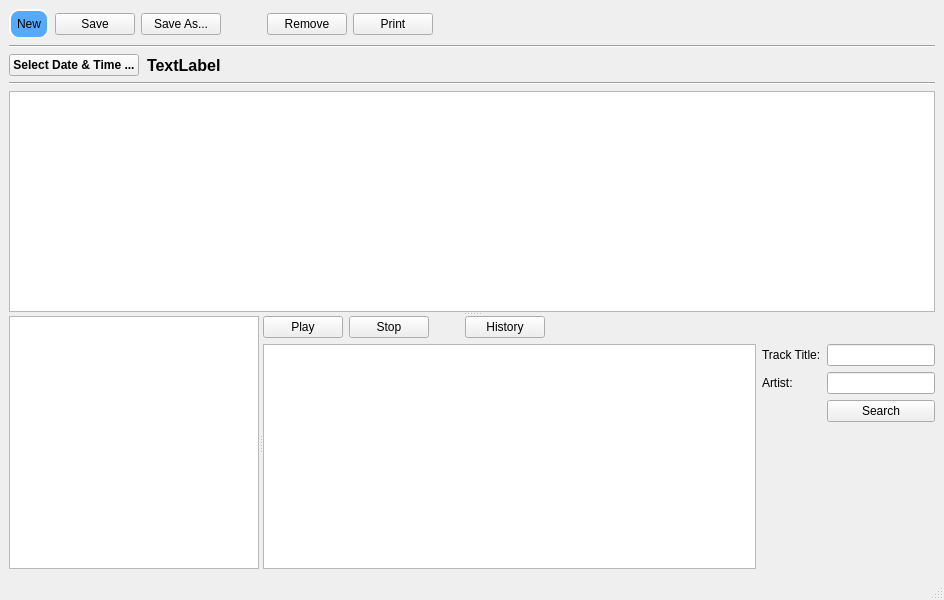
Qt form rave/sedric/mainwindow.ui (pgathogo/raven) before a commit.
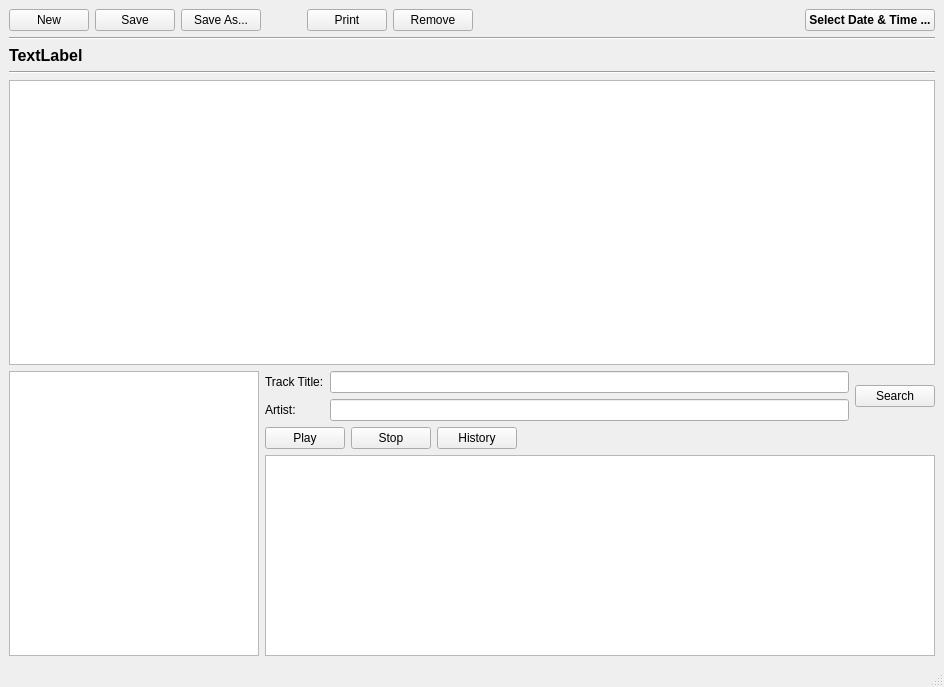
The same form after that commit.

Commit message:
Sedric: Added audio history widget.
Audio history widget shows which hours the selected track has
played in the last seven days

```diff
--- a/rave/sedric/mainwindow.ui
+++ b/rave/sedric/mainwindow.ui
@@ -7,7 +7,7 @@
     <x>0</x>
     <y>0</y>
     <width>944</width>
-    <height>600</height>
+    <height>687</height>
    </rect>
   </property>
   <property name="windowTitle">
@@ -19,15 +19,6 @@
      <layout class="QHBoxLayout" name="horizontalLayout_2">
       <item>
        <widget class="QPushButton" name="btnNew">
-        <property name="styleSheet">
-         <string notr="true">background-color: rgb(85, 170, 255);
-border-style: outset;
-border-width: 2px;
-border-radius: 10px;
-border-color: beige;
-min-width: 6em;
-padding: 6px;</string>
-        </property>
         <property name="text">
          <string>New</string>
         </property>
@@ -63,13 +54,6 @@
         </property>
        </spacer>
       </item>
-      <item>
-       <widget class="QPushButton" name="btnRemove">
-        <property name="text">
-         <string>Remove</string>
-        </property>
-       </widget>
-      </item>
       <item>
        <widget class="QPushButton" name="btnPrint">
         <property name="text">
@@ -77,6 +61,13 @@
         </property>
        </widget>
       </item>
+      <item>
+       <widget class="QPushButton" name="btnRemove">
+        <property name="text">
+         <string>Remove</string>
+        </property>
+       </widget>
+      </item>
       <item>
        <layout class="QHBoxLayout" name="hlHour"/>
       </item>
@@ -93,6 +84,19 @@
         </property>
        </spacer>
       </item>
+      <item>
+       <widget class="QPushButton" name="btnDateTimeSelector">
+        <property name="font">
+         <font>
+          <weight>75</weight>
+          <bold>true</bold>
+         </font>
+        </property>
+        <property name="text">
+         <string>Select Date &amp;&amp; Time ...</string>
+        </property>
+       </widget>
+      </item>
      </layout>
     </item>
     <item>
@@ -103,26 +107,13 @@
      </widget>
     </item>
     <item>
-     <layout class="QHBoxLayout" name="horizontalLayout" stretch="0,1">
+     <layout class="QHBoxLayout" name="horizontalLayout" stretch="1">
       <property name="spacing">
        <number>8</number>
       </property>
       <property name="rightMargin">
        <number>0</number>
       </property>
-      <item>
-       <widget class="QPushButton" name="btnDateTimeSelector">
-        <property name="font">
-         <font>
-          <weight>75</weight>
-          <bold>true</bold>
-         </font>
-        </property>
-        <property name="text">
-         <string>Select Date &amp;&amp; Time ...</string>
-        </property>
-       </widget>
-      </item>
       <item>
        <widget class="QLabel" name="lblDateTime">
         <property name="font">
@@ -147,10 +138,6 @@
      </widget>
     </item>
     <item>
-     <widget class="QSplitter" name="splitter_2">
-      <property name="orientation">
-       <enum>Qt::Vertical</enum>
-      </property>
       <widget class="QTableView" name="tvSchedule">
        <property name="editTriggers">
         <set>QAbstractItemView::NoEditTriggers</set>
@@ -159,10 +146,10 @@
         <enum>QAbstractItemView::SelectRows</enum>
        </property>
       </widget>
-      <widget class="QSplitter" name="splitter">
-       <property name="orientation">
-        <enum>Qt::Horizontal</enum>
-       </property>
+    </item>
+    <item>
+     <layout class="QHBoxLayout" name="horizontalLayout_6">
+      <item>
        <widget class="QTreeView" name="tvFolders">
         <property name="maximumSize">
          <size>
@@ -174,112 +161,13 @@
          <set>QAbstractItemView::NoEditTriggers</set>
         </property>
        </widget>
-       <widget class="QWidget" name="layoutWidget">
+      </item>
+      <item>
         <layout class="QVBoxLayout" name="verticalLayout">
          <item>
           <layout class="QHBoxLayout" name="horizontalLayout_3">
            <item>
-            <widget class="QPushButton" name="btnPlay">
-             <property name="text">
-              <string>Play</string>
-             </property>
-            </widget>
-           </item>
-           <item>
-            <widget class="QPushButton" name="btnStop">
-             <property name="text">
-              <string>Stop</string>
-             </property>
-            </widget>
-           </item>
-           <item>
-            <spacer name="horizontalSpacer_4">
-             <property name="orientation">
-              <enum>Qt::Horizontal</enum>
-             </property>
-             <property name="sizeType">
-              <enum>QSizePolicy::Fixed</enum>
-             </property>
-             <property name="sizeHint" stdset="0">
-              <size>
-               <width>30</width>
-               <height>20</height>
-              </size>
-             </property>
-            </spacer>
-           </item>
-           <item>
-            <widget class="QPushButton" name="btnHistory">
-             <property name="text">
-              <string>History</string>
-             </property>
-            </widget>
-           </item>
-           <item>
-            <layout class="QHBoxLayout" name="horizontalLayout_5"/>
-           </item>
-           <item>
-            <spacer name="horizontalSpacer_3">
-             <property name="orientation">
-              <enum>Qt::Horizontal</enum>
-             </property>
-             <property name="sizeHint" stdset="0">
-              <size>
-               <width>40</width>
-               <height>20</height>
-              </size>
-             </property>
-            </spacer>
-           </item>
-           <item>
-            <spacer name="horizontalSpacer_2">
-             <property name="orientation">
-              <enum>Qt::Horizontal</enum>
-             </property>
-             <property name="sizeHint" stdset="0">
-              <size>
-               <width>40</width>
-               <height>20</height>
-              </size>
-             </property>
-            </spacer>
-           </item>
-          </layout>
-         </item>
-         <item>
-          <layout class="QHBoxLayout" name="horizontalLayout_4" stretch="1,0">
-           <item>
-            <widget class="QTableView" name="tvTracks">
-             <property name="editTriggers">
-              <set>QAbstractItemView::NoEditTriggers</set>
-             </property>
-             <property name="selectionBehavior">
-              <enum>QAbstractItemView::SelectRows</enum>
-             </property>
-            </widget>
-           </item>
-           <item>
             <layout class="QGridLayout" name="gridLayout">
-             <item row="6" column="1">
-              <spacer name="verticalSpacer">
-               <property name="orientation">
-                <enum>Qt::Vertical</enum>
-               </property>
-               <property name="sizeHint" stdset="0">
-                <size>
-                 <width>20</width>
-                 <height>40</height>
-                </size>
-               </property>
-              </spacer>
-             </item>
-             <item row="1" column="0">
-              <widget class="QLabel" name="label_5">
-               <property name="text">
-                <string>Artist:</string>
-               </property>
-              </widget>
-             </item>
              <item row="0" column="1">
               <widget class="QLineEdit" name="edtTitle"/>
              </item>
@@ -293,7 +181,16 @@
              <item row="1" column="1">
               <widget class="QLineEdit" name="edtArtist"/>
              </item>
-             <item row="2" column="1">
+            <item row="1" column="0">
+             <widget class="QLabel" name="label_5">
+              <property name="text">
+               <string>Artist:</string>
+              </property>
+             </widget>
+            </item>
+           </layout>
+          </item>
+          <item>
               <widget class="QPushButton" name="btnSearch">
                <property name="styleSheet">
                 <string notr="true"/>
@@ -303,21 +200,72 @@
                </property>
               </widget>
              </item>
-             <item row="3" column="1">
-              <widget class="QLabel" name="label_12">
+          <item>
+           <layout class="QHBoxLayout" name="hlVolumeMeter"/>
+          </item>
+         </layout>
+        </item>
+        <item>
+         <layout class="QHBoxLayout" name="horizontalLayout_4">
+          <item>
+           <widget class="QPushButton" name="btnPlay">
                <property name="text">
-                <string/>
+             <string>Play</string>
                </property>
               </widget>
              </item>
-            </layout>
-           </item>
+          <item>
+           <widget class="QPushButton" name="btnStop">
+            <property name="text">
+             <string>Stop</string>
+            </property>
+           </widget>
+          </item>
+          <item>
+           <widget class="QPushButton" name="btnHistory">
+            <property name="text">
+             <string>History</string>
+            </property>
+            <property name="checkable">
+             <bool>true</bool>
+            </property>
+           </widget>
+          </item>
+          <item>
+           <spacer name="horizontalSpacer_2">
+            <property name="orientation">
+             <enum>Qt::Horizontal</enum>
+            </property>
+            <property name="sizeHint" stdset="0">
+             <size>
+              <width>40</width>
+              <height>20</height>
+             </size>
+            </property>
+           </spacer>
+          </item>
+         </layout>
+        </item>
+        <item>
+         <layout class="QHBoxLayout" name="horizontalLayout_5">
+          <item>
+           <widget class="QTableView" name="tvTracks">
+            <property name="editTriggers">
+             <set>QAbstractItemView::NoEditTriggers</set>
+            </property>
+            <property name="selectionBehavior">
+             <enum>QAbstractItemView::SelectRows</enum>
+            </property>
+           </widget>
+          </item>
+          <item>
+           <layout class="QVBoxLayout" name="vlHistory"/>
+          </item>
           </layout>
          </item>
         </layout>
-       </widget>
-      </widget>
-     </widget>
+      </item>
+     </layout>
     </item>
    </layout>
   </widget>
```
Lines whose indentation alone changed are shown as unchanged. The commit also changes 29 other files.
